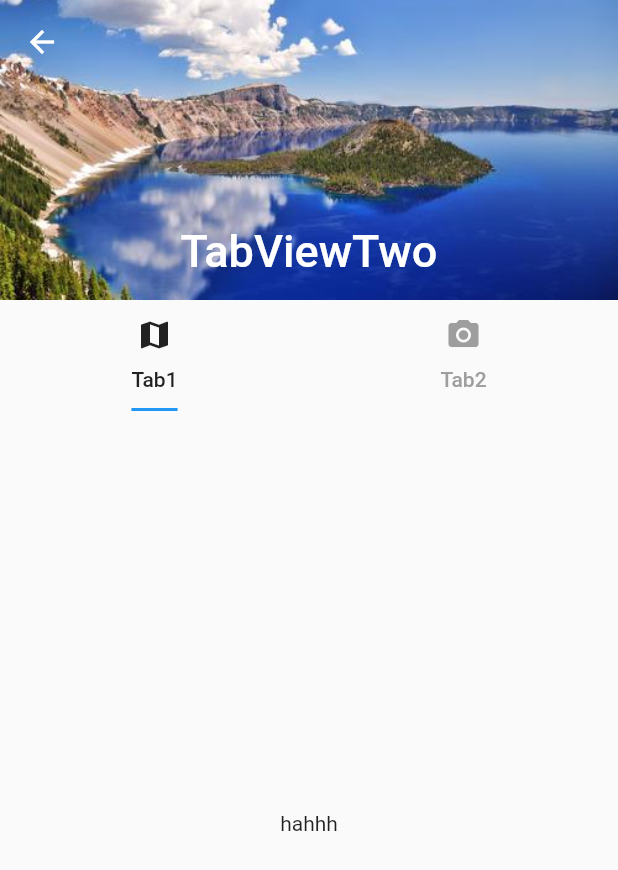
After one commit to korolzhang/flutter_widget, a Flutter app: the screen it shows after launch, after a tap on "TabViewTwo", on a phone screen of 412 x 824 dp. The commit adds this screen. Shown: the top 870 px of the screen. Run offline on Flutter 3.47's test engine with Material 2 defaults, Android fonts, the phone set to English and light mode, and no system bars; our stand-ins replace dio, flushbar, flutter_icons, flutter_typeahead, fluttertoast, liquid_pull_to_refresh and 3 more; missing offline and left inert: direct_select_flutter, easy_contact_picker, fl_radial_menu, flame, flutter_aes, folding_cell and 3 more; generated files the repository leaves out were written again.

Commit message:
commit:TabBar+TabBarView+SliverAppBar

```diff
--- a/lib/page_two.dart
+++ b/lib/page_two.dart
@@ -7,6 +7,7 @@ import 'package:flutter_widget_project/pin_code_text_field_page.dart';
 import 'package:flutter_widget_project/slide_container_page.dart';
 import 'package:flutter_widget_project/snap_list_page.dart';
 import 'package:flutter_widget_project/tabbar/tab_view_one.dart';
+import 'package:flutter_widget_project/tabbar/tab_view_two.dart';
 import 'package:flutter_widget_project/tinder_card_page.dart';
 import 'package:flutter_widget_project/widget/direct_select_flutter2_page.dart';
 import 'package:flutter_widget_project/widget/permission_view.dart';
@@ -174,6 +175,14 @@ class _PageTwoState extends State<PageTwo> {
                 return TabViewOne();
               })),
             ),
+            FlatButton(
+              child: Text("TabViewTwo"),
+              color: Color(0xffcccccc),
+              onPressed: () => Navigator.of(context).push(MaterialPageRoute(builder: (_){
+                return TabViewTwo();
+              })),
+            ),
+
 
             SizedBox(height: 50,),
           ],
--- /dev/null
+++ b/lib/tabbar/tab_view_two.dart
@@ -0,0 +1,105 @@
+import 'package:flutter/material.dart';
+
+///带有slever
+class TabViewTwo extends StatefulWidget {
+  @override
+  _TabViewTwoState createState() => _TabViewTwoState();
+}
+
+class _TabViewTwoState extends State<TabViewTwo> {
+  List<Tab> _tabs = [];
+
+  @override
+  void initState() {
+    // TODO: implement initState
+    super.initState();
+    _tabs = [
+      Tab(
+        icon: Icon(Icons.map),
+        text: "Tab1",
+      ),
+      Tab(
+        icon: Icon(Icons.camera_alt),
+        text: "Tab2",
+      ),
+    ];
+  }
+
+  @override
+  Widget build(BuildContext context) {
+    return DefaultTabController(
+      length: 2,
+      child: Scaffold(
+        body: NestedScrollView(
+          headerSliverBuilder: (BuildContext context, bool innerBoxIsScrolled) {
+            return [
+              ///背景图和title展示
+              SliverAppBar(
+                pinned: true, //title固定在顶部不会滑动出屏幕
+                expandedHeight: 200,
+                flexibleSpace: FlexibleSpaceBar(
+                  centerTitle: true,
+                  title: Text("TabViewTwo"),
+                  background: Image.asset(
+                    "assets/images/a.jpg",
+                    fit: BoxFit.cover,
+                  ),
+                ),
+              ),
+
+              ///tabbar展示
+              SliverPersistentHeader(
+                delegate: _SliverAppBarDelegate(
+                  TabBar(
+                    tabs: _tabs,
+                    isScrollable: false,
+                    indicatorSize: TabBarIndicatorSize.label,
+                    labelColor: Colors.black87,
+                    unselectedLabelColor: Colors.grey,
+                  ),
+                ),
+                pinned: true,
+              )
+            ];
+          },
+          body: TabBarView(
+            children: ["hahhh", "哈哈哈哈"]
+                .map((value) => Center(
+                      child: Text("$value"),
+                    ))
+                .toList(),
+          ),
+        ),
+      ),
+    );
+  }
+}
+
+class _SliverAppBarDelegate extends SliverPersistentHeaderDelegate {
+  final TabBar tabBar;
+
+  _SliverAppBarDelegate(this.tabBar);
+
+  @override
+  Widget build(
+      BuildContext context, double shrinkOffset, bool overlapsContent) {
+    // TODO: implement build
+    return Container(
+      child: tabBar,
+    );
+  }
+
+  @override
+  // TODO: implement maxExtent
+  double get maxExtent => tabBar.preferredSize.height;
+
+  @override
+  // TODO: implement minExtent
+  double get minExtent => tabBar.preferredSize.height;
+
+  @override
+  bool shouldRebuild(SliverPersistentHeaderDelegate oldDelegate) {
+    // TODO: implement shouldRebuild
+    return false;
+  }
+}
```
Also changed, not shown: 1 other file.
